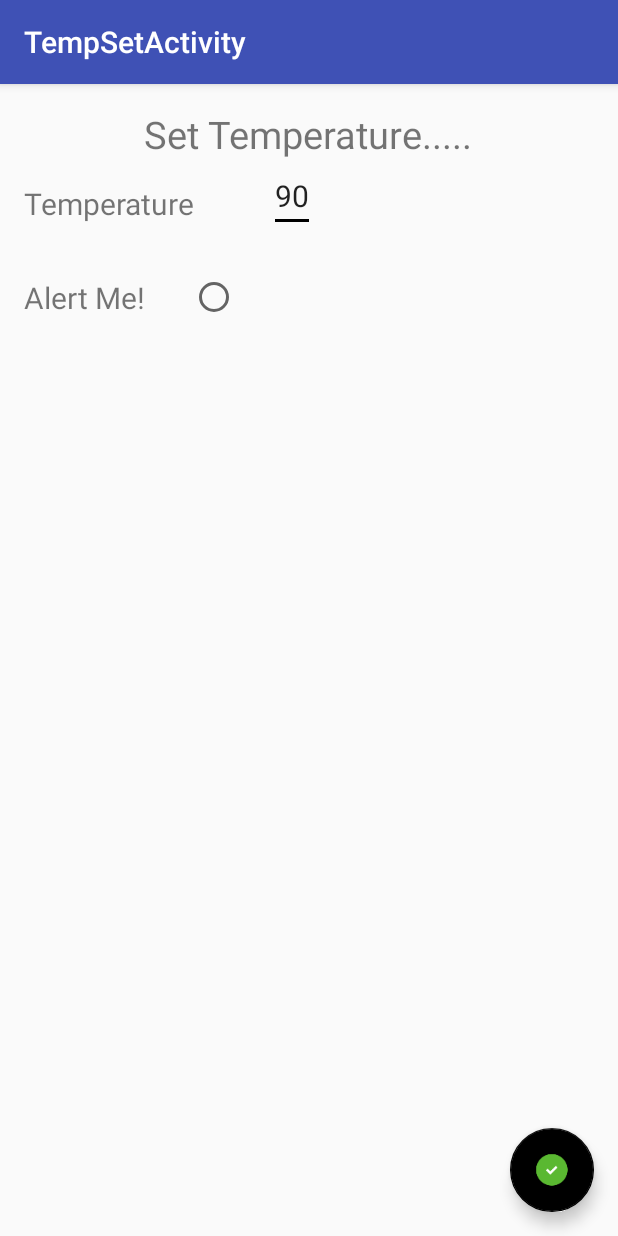
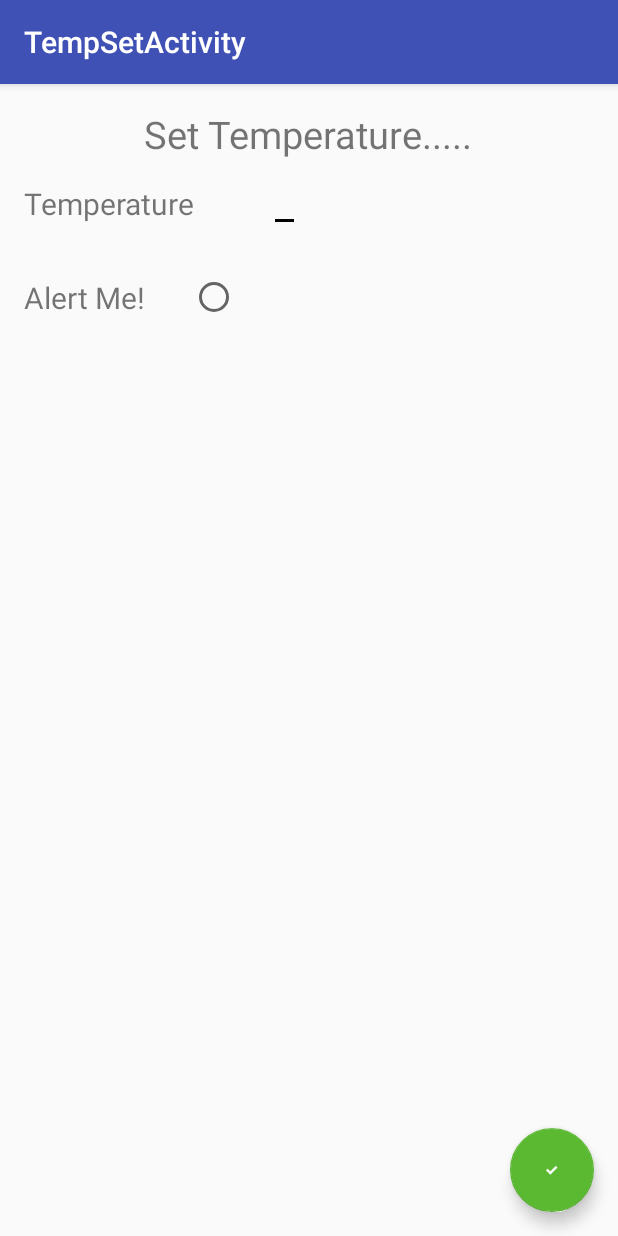
Before and after one commit to DavidPos/TempControl, an Android app: the TempSetActivity screen opened directly, with no data from a screen before it, on a phone screen of 412 x 824 dp. Run offline under Robolectric (Android 15) with nearby library versions, the phone set to English and light mode, and no system bars.

Commit message:
Fixed background of FAB on temp set added intent to go to temp set and back.

```diff
--- a/app/src/main/java/com/sailoftlabs/tempcontrol/MainActivity.java
+++ b/app/src/main/java/com/sailoftlabs/tempcontrol/MainActivity.java
@@ -61,6 +61,8 @@ public class MainActivity extends AppCompatActivity
         fab.setOnClickListener(new View.OnClickListener() {
             @Override
             public void onClick(View view) {
+                Intent setTempIntent = new Intent(MainActivity.this, TempSetActivity.class);
+                startActivity(setTempIntent);
                getTemp();
 
             }
--- a/app/src/main/java/com/sailoftlabs/tempcontrol/TempSetActivity.java
+++ b/app/src/main/java/com/sailoftlabs/tempcontrol/TempSetActivity.java
@@ -1,27 +1,33 @@
 package com.sailoftlabs.tempcontrol;
 
+import android.content.Intent;
 import android.os.Bundle;
 import android.support.design.widget.FloatingActionButton;
 import android.support.design.widget.Snackbar;
 import android.support.v7.app.AppCompatActivity;
 import android.support.v7.widget.Toolbar;
 import android.view.View;
+import android.widget.EditText;
 
 public class TempSetActivity extends AppCompatActivity {
+    EditText tempText;
 
     @Override
     protected void onCreate(Bundle savedInstanceState) {
         super.onCreate(savedInstanceState);
         setContentView(R.layout.activity_temp_set);
         Toolbar toolbar = (Toolbar) findViewById(R.id.toolbar);
+
         setSupportActionBar(toolbar);
-
+        tempText = (EditText)findViewById(R.id.tempText);
         FloatingActionButton fab = (FloatingActionButton) findViewById(R.id.fab);
         fab.setOnClickListener(new View.OnClickListener() {
             @Override
             public void onClick(View view) {
-                Snackbar.make(view, "Replace with your own action", Snackbar.LENGTH_LONG)
+                Snackbar.make(view, "Temp set", Snackbar.LENGTH_LONG)
                         .setAction("Action", null).show();
+                Intent intent = new Intent(TempSetActivity.this, MainActivity.class);
+                startActivity(intent);
             }
         });
     }
--- a/app/src/main/res/layout/activity_temp_set.xml
+++ b/app/src/main/res/layout/activity_temp_set.xml
@@ -29,6 +29,8 @@
         android:layout_height="wrap_content"
         android:layout_gravity="bottom|end"
         android:layout_margin="@dimen/fab_margin"
+
+        app:backgroundTint="@color/FAB_temp"
         android:src="@mipmap/ic_shared_check"
         />
 
--- a/app/src/main/res/layout/content_temp_set.xml
+++ b/app/src/main/res/layout/content_temp_set.xml
@@ -38,7 +38,7 @@
             android:layout_height="wrap_content"
             android:id="@+id/tempText"
             android:textSize="20sp"
-            android:text="90"
+
             android:layout_marginLeft="50dp"
              />
 
--- a/app/src/main/res/values/colors.xml
+++ b/app/src/main/res/values/colors.xml
@@ -15,4 +15,6 @@
     <color name="swipeRefresh2">#ad78d9</color>
     <color name="swipeRefresh3">#dcadf4</color>
     <color name="swipeRefresh4">#ad78d9</color>
+    <color name="FAB_temp">#5ab831</color>
+
 </resources>
```
